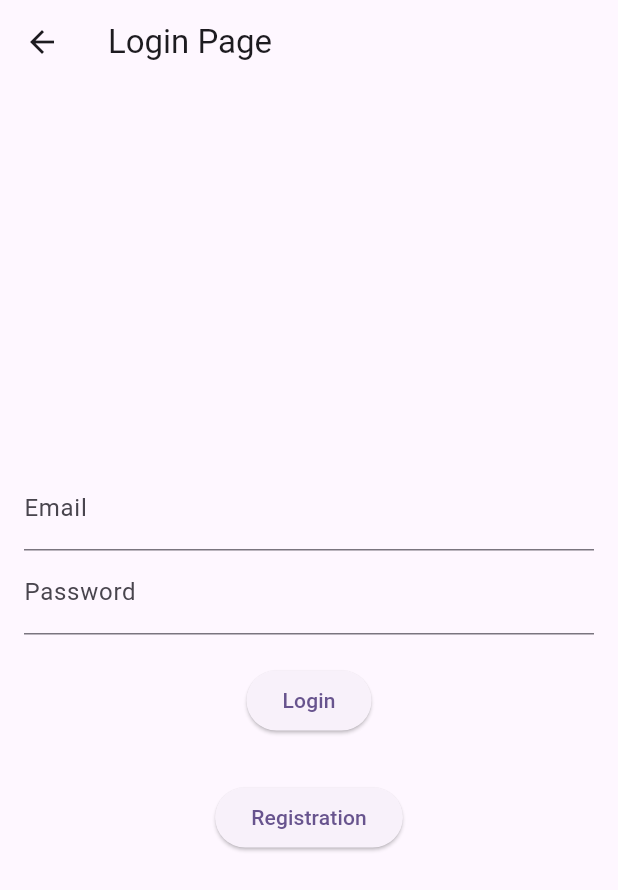
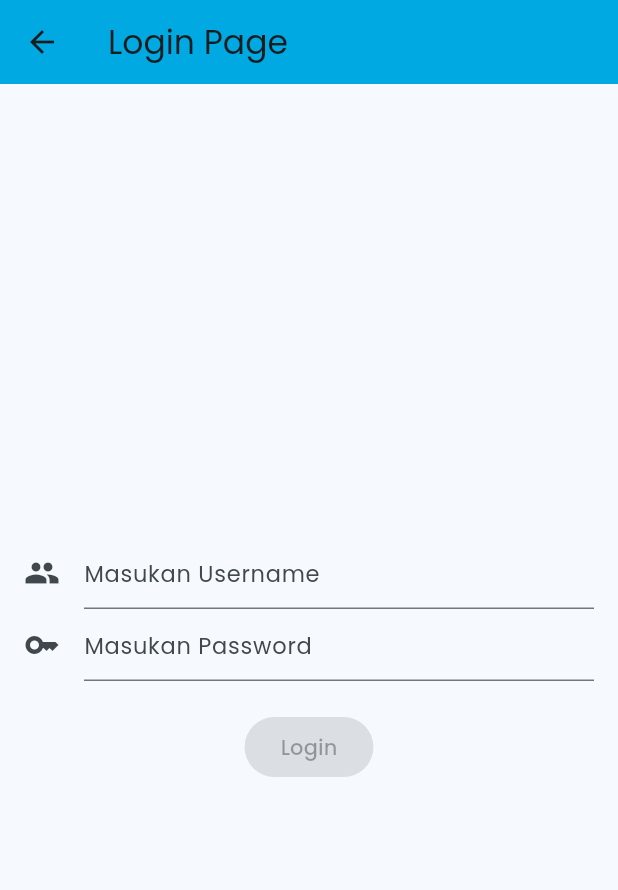
Before and after one commit to HappyCoder-GDSC-Hackfest-2024/SiTukik, a Flutter app: the HomePage screen opened directly, after a tap on "Login", on a phone screen of 412 x 824 dp. Shown: the top 890 px of the screen. Run offline on Flutter 3.47's test engine with Material 3 defaults, Android fonts, the light colour scheme and no system bars; our stand-ins replace flutter_dotenv, google_fonts; network calls fail.

Commit message:
add flutterenv,googlefonts, edit login page

```diff
--- a/SiTukik/lib/pages/authentication/LoginPage.dart
+++ b/SiTukik/lib/pages/authentication/LoginPage.dart
@@ -3,6 +3,7 @@
 import 'dart:convert';
 import 'package:penyukita/pages/DashboardPage.dart';
 import './RegistrationPage.dart';
+import 'package:flutter_dotenv/flutter_dotenv.dart';
 
 class LoginPage extends StatefulWidget {
   @override
@@ -12,10 +13,30 @@
 class _LoginPageState extends State<LoginPage> {
   TextEditingController emailController = TextEditingController();
   TextEditingController passwordController = TextEditingController();
+  bool isButtonDisabled = true;
+
+  @override
+  void initState() {
+    super.initState();
+
+    // Menggunakan listener untuk memantau perubahan pada kedua input
+    emailController.addListener(enableLoginButton);
+    passwordController.addListener(enableLoginButton);
+  }
+
+  // Fungsi untuk mengaktifkan atau menonaktifkan tombol login berdasarkan kondisi input
+  void enableLoginButton() {
+    setState(() {
+      isButtonDisabled =
+          emailController.text.isEmpty || passwordController.text.isEmpty;
+    });
+  }
 
   Future<void> login(BuildContext context) async {
+    String ApiUrl = dotenv.env['API_URL'] ?? 'http://localhost:3000';
+
     final response = await http.post(
-      Uri.parse('http://localhost:3000/login'),
+      Uri.parse('$ApiUrl/login'),
       headers: {
         "Access-Control-Allow-Origin": "*",
         'Content-Type': 'application/json',
@@ -57,29 +78,50 @@
           children: [
             TextField(
               controller: emailController,
-              decoration: InputDecoration(labelText: 'Email'),
+              decoration: InputDecoration(
+                  icon: Icon(Icons.people),
+                  hintText: ("Masukan Username"), //hint text
+                  hintStyle: TextStyle(
+                      fontSize: 15,
+                      fontWeight: FontWeight.normal), //hint text style
+                  hintMaxLines: 2, //hint text maximum lines
+                  hintTextDirection:
+                      TextDirection.ltr //hint text direction, current is LTR
+                  ),
             ),
             TextField(
               controller: passwordController,
               obscureText: true,
-              decoration: InputDecoration(labelText: 'Password'),
+              decoration: InputDecoration(
+                  icon: Icon(Icons.key),
+                  hintText: ("Masukan Password"), //hint text
+                  hintStyle: TextStyle(
+                      fontSize: 15,
+                      fontWeight: FontWeight.normal), //hint text style
+                  hintMaxLines: 2, //hint text maximum lines
+                  hintTextDirection:
+                      TextDirection.ltr //hint text direction, current is LTR
+                  ),
             ),
-            SizedBox(height: 20),
+            SizedBox(
+              height: 20,
+              width: 100,
+            ),
             ElevatedButton(
-              onPressed: () => login(context),
+              onPressed: isButtonDisabled ? null : () => login(context),
               child: Text('Login'),
             ),
-            SizedBox(height: 30),
-            Center(
-                child: ElevatedButton(
-              onPressed: () {
-                Navigator.push(
-                  context,
-                  MaterialPageRoute(builder: (context) => RegistrationPage()),
-                );
-              },
-              child: Text('Registration'),
-            ))
+            // SizedBox(height: 30),
+            // Center(
+            //     child: ElevatedButton(
+            //   onPressed: () {
+            //     Navigator.push(
+            //       context,
+            //       MaterialPageRoute(builder: (context) => RegistrationPage()),
+            //     );
+            //   },
+            //   child: Text('Registration'),
+            // ))
           ],
         ),
       ),
--- a/SiTukik/pubspec.yaml
+++ b/SiTukik/pubspec.yaml
@@ -37,6 +37,8 @@
   cupertino_icons: ^1.0.2
   firebase_auth: ^4.16.0
   http: ^1.1.2
+  flutter_dotenv: ^5.1.0
+  google_fonts: ^6.1.0
 
 dev_dependencies:
   flutter_test:
@@ -71,6 +73,8 @@
   # To add assets to your application, add an assets section, like this:
   assets:
     - assets/images/penyukita.jpg
+    - assets/env/.env.production
+    - assets/env/.env.development
   #   - images/a_dot_ham.jpeg
 
   # An image asset can refer to one or more resolution-specific "variants", see
```
Also changed, not shown: SiTukik/lib/main.dart (+15 -6 lines), SiTukik/pubspec.lock, 4 other files.
